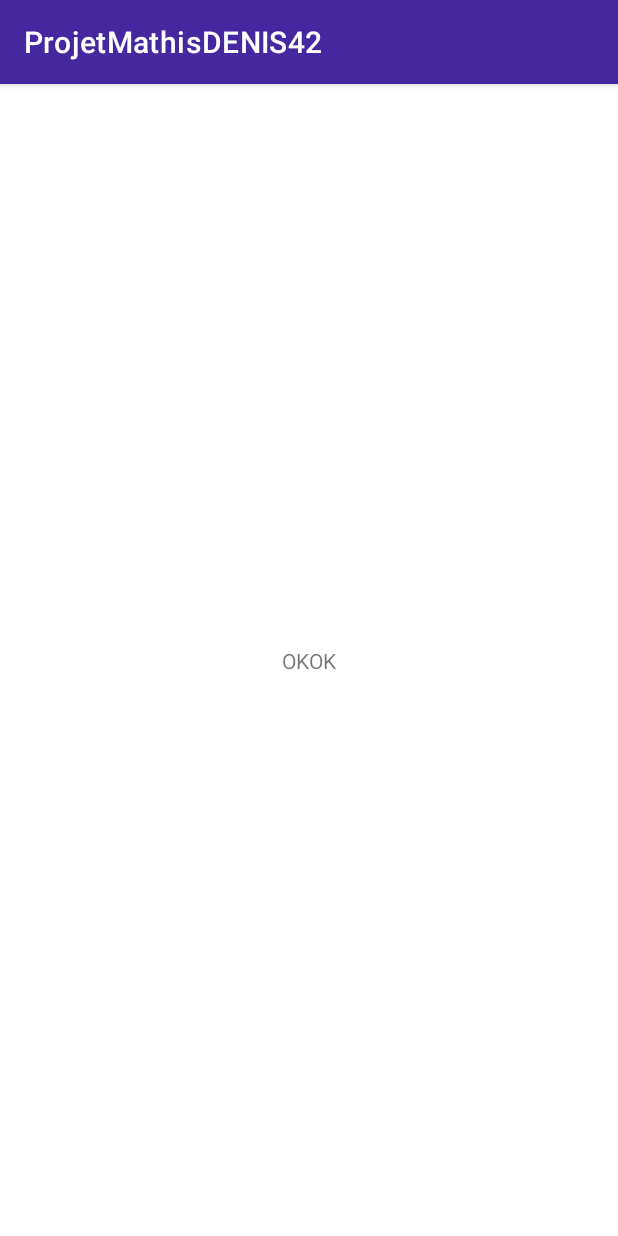
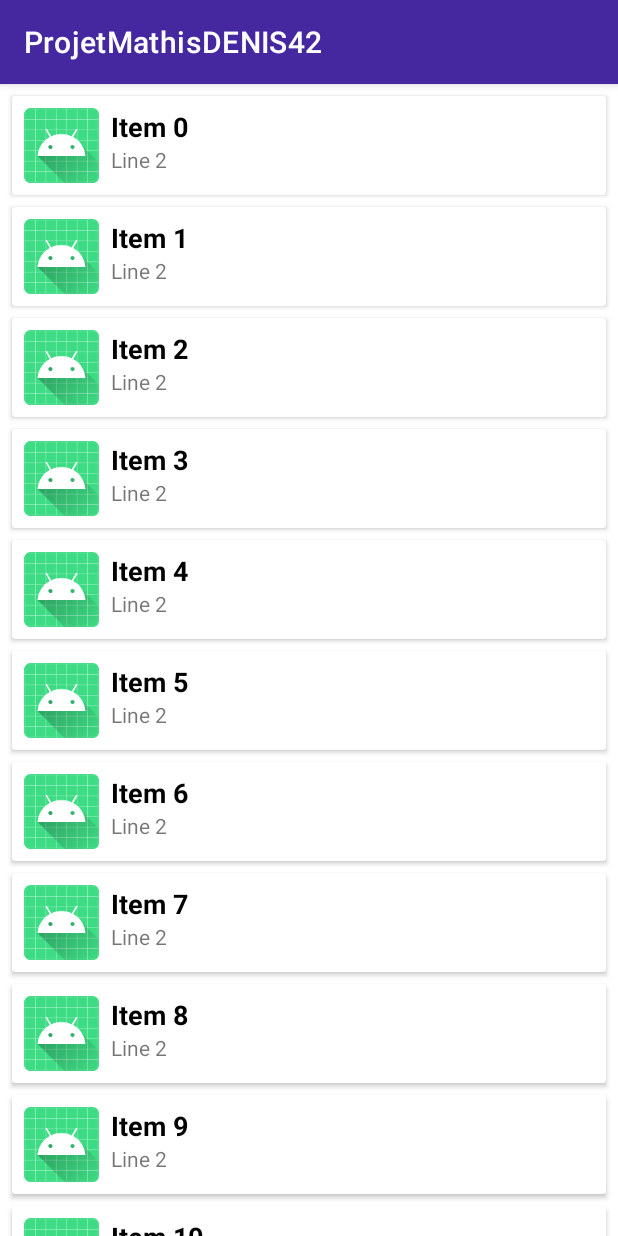
Before and after one commit to MathisDENIS/ProjetMathisDENIS42, an Android app: the ListActivity screen opened directly, with no data from a screen before it, on a phone screen of 412 x 824 dp. Run offline under Robolectric (Android 15) with nearby library versions, the phone set to English and light mode, and no system bars.

Commit message:
Ajout de RecyclerView

```diff
--- a/app/build.gradle
+++ b/app/build.gradle
@@ -64,9 +64,10 @@ dependencies {
     androidTestImplementation 'androidx.test.ext:junit:1.1.2'
     androidTestImplementation 'androidx.test.espresso:espresso-core:3.3.0'
 
-
     implementation "androidx.recyclerview:recyclerview:1.1.0"
     implementation 'androidx.swiperefreshlayout:swiperefreshlayout:1.0.0'
+
+    implementation "androidx.cardview:cardview:1.0.0"
 
     implementation 'com.squareup.retrofit2:retrofit:2.6.0'
     implementation 'com.squareup.retrofit2:converter-gson:2.6.0'
--- a/app/src/main/AndroidManifest.xml
+++ b/app/src/main/AndroidManifest.xml
@@ -10,7 +10,8 @@
         android:roundIcon="@mipmap/ic_launcher_round"
         android:supportsRtl="true"
         android:theme="@style/AppTheme">
-        <activity android:name=".presentation.main.DetailActivity"></activity>
+        <activity android:name=".presentation.main.ListAdapter"></activity>
+        <activity android:name=".presentation.main.DetailActivity" />
         <activity android:name=".presentation.main.ListActivity" />
         <activity android:name=".presentation.main.MainActivity">
             <intent-filter>
--- /dev/null
+++ b/app/src/main/java/com/example/projetmathisdenis42/presentation/main/ExempleItem.kt
@@ -0,0 +1,2 @@
+package com.example.projetmathisdenis42.presentation.main
+data class ExampleItem(val imageResource: Int, val text1: String, val text2: String)
--- a/app/src/main/java/com/example/projetmathisdenis42/presentation/main/ListActivity.kt
+++ b/app/src/main/java/com/example/projetmathisdenis42/presentation/main/ListActivity.kt
@@ -1,74 +1,32 @@
 package com.example.projetmathisdenis42.presentation.main
 
 
-
+import androidx.appcompat.app.AppCompatActivity
 import android.os.Bundle
-import androidx.appcompat.app.AppCompatActivity
+import androidx.recyclerview.widget.LinearLayoutManager
 import com.example.projetmathisdenis42.R
-//import com.example.projetmathisdenis42.presentation.controller.MainController
-
+import kotlinx.android.synthetic.main.activity_list.*
 
 class ListActivity : AppCompatActivity() {
     override fun onCreate(savedInstanceState: Bundle?) {
         super.onCreate(savedInstanceState)
         setContentView(R.layout.activity_list)
-
+        val exampleList = generateDummyList(500)
+        recycler_view.adapter = ListAdapter(exampleList)
+        recycler_view.layoutManager = LinearLayoutManager(this)
+        recycler_view.setHasFixedSize(true)
+    }
+    private fun generateDummyList(size: Int): List<ExampleItem> {
+        val list = ArrayList<ExampleItem>()
+        for (i in 0 until size) {
+            val drawable = when (i % 3) {
+                0 -> R.mipmap.ic_launcher
+                1 -> R.mipmap.ic_launcher
+                else -> R.mipmap.ic_launcher
+            }
+            val item = ExampleItem(drawable, "Item $i", "Line 2")
+            list += item
+        }
+        return list
     }
 }
-
-    /*private var recyclerView: RecyclerView? = null
-    private var mAdapter: ListAdapter? = null
-    private var layoutManager: RecyclerView.LayoutManager? = null
-    private val mySwipeRefreshLayout: SwipeRefreshLayout? = null
-
-    private var controller: MainController? = null
-
-    override fun onCreate(savedInstanceState: Bundle?) {
-        super.onCreate(savedInstanceState)
-        setContentView(R.layout.activity_list)
-        controller = MainController(
-            ListActivity(),
-            Singletons.getgson(),
-            Singletons.getSharedPreferences(applicationContext)!!
-        )
-
-        controller!!.onStart()
-        val toolbar = findViewById<Toolbar>(R.id.toolbar)
-        setSupportActionBar(toolbar)
-    }
-
-    fun showList(acList: List<PaysAmeriqueCentrale?>?) {
-        recyclerView = findViewById<View>(R.id.recycler_view) as RecyclerView
-        recyclerView!!.setHasFixedSize(true)
-        layoutManager = LinearLayoutManager(this)
-        recyclerView!!.layoutManager = layoutManager
-        mAdapter = ListAdapter(acList, object : OnItemClickListener() {
-            fun onItemClick(item: PaysAmeriqueCentrale?) {
-                controller.OnItemClick(item)
-            }
-        })
-        recyclerView!!.adapter = mAdapter
-    }
-
-    override fun onOptionsItemSelected(item: MenuItem): Boolean {
-        val id = item.itemId
-        return if (id == R.id.action_settings) {
-            true
-        } else super.onOptionsItemSelected(item)
-    }
-
-    fun showError() {
-        Toast.makeText(applicationContext, "API ERROR", Toast.LENGTH_SHORT).show()
-    }
-
-    /*fun navigateDetails(paysAmeriqueCentrale: PaysAmeriqueCentrale?) {
-        val myIntent = Intent(this@ListActivity, DetailActivity::class.java)
-        myIntent.putExtra(
-            "paysAmeriqueCentraleKey",
-            Singletons.gson?.toJson(paysAmeriqueCentrale)
-        )
-        this@ListActivity.startActivity(myIntent)
-    }*/
-
-
-}*/
--- /dev/null
+++ b/app/src/main/java/com/example/projetmathisdenis42/presentation/main/ListAdapter.kt
@@ -0,0 +1,33 @@
+package com.example.projetmathisdenis42.presentation.main
+
+
+import android.view.LayoutInflater
+import android.view.View
+import android.view.ViewGroup
+import android.widget.ImageView
+import android.widget.TextView
+import androidx.recyclerview.widget.RecyclerView
+import com.example.projetmathisdenis42.R
+import kotlinx.android.synthetic.main.row_layout.view.*
+
+class ListAdapter(private val exampleList: List<ExampleItem>) : RecyclerView.Adapter<ListAdapter.ExampleViewHolder>() {
+
+    override fun onCreateViewHolder(parent: ViewGroup, viewType: Int): ExampleViewHolder {
+        val itemView = LayoutInflater.from(parent.context).inflate(
+            R.layout.row_layout,
+            parent, false)
+        return ExampleViewHolder(itemView)
+    }
+    override fun onBindViewHolder(holder: ExampleViewHolder, position: Int) {
+        val currentItem = exampleList[position]
+        holder.imageView.setImageResource(currentItem.imageResource)
+        holder.textView1.text = currentItem.text1
+        holder.textView2.text = currentItem.text2
+    }
+    override fun getItemCount() = exampleList.size
+    class ExampleViewHolder(itemView: View) : RecyclerView.ViewHolder(itemView) {
+        val imageView: ImageView = itemView.image_view
+        val textView1: TextView = itemView.text_view_1
+        val textView2: TextView = itemView.text_view_2
+    }
+}
--- /dev/null
+++ b/app/src/main/java/com/example/projetmathisdenis42/presentation/model/RestPaysAcResponse.kt
@@ -0,0 +1,6 @@
+/*package com.example.projetmathisdenis42.presentation.model
+
+class RestPaysAcResponse {
+    val results: List<PaysAmeriqueCentrale>? = null
+
+}*/
--- a/app/src/main/res/layout/activity_list.xml
+++ b/app/src/main/res/layout/activity_list.xml
@@ -1,18 +1,15 @@
 <?xml version="1.0" encoding="utf-8"?>
-<androidx.constraintlayout.widget.ConstraintLayout xmlns:android="http://schemas.android.com/apk/res/android"
-    xmlns:app="http://schemas.android.com/apk/res-auto"
+<RelativeLayout xmlns:android="http://schemas.android.com/apk/res/android"
     xmlns:tools="http://schemas.android.com/tools"
     android:layout_width="match_parent"
     android:layout_height="match_parent"
     tools:context=".presentation.main.ListActivity">
 
-    <TextView
-        android:id="@+id/textView"
-        android:layout_width="wrap_content"
-        android:layout_height="wrap_content"
-        android:text="OKOK"
-        app:layout_constraintBottom_toBottomOf="parent"
-        app:layout_constraintEnd_toEndOf="parent"
-        app:layout_constraintStart_toStartOf="parent"
-        app:layout_constraintTop_toTopOf="parent" />
-</androidx.constraintlayout.widget.ConstraintLayout>
+    <androidx.recyclerview.widget.RecyclerView
+        android:id="@+id/recycler_view"
+        android:layout_width="match_parent"
+        android:layout_height="match_parent"
+        android:clipToPadding="false"
+        android:padding="4dp"
+        tools:listitem="@layout/row_layout" />
+</RelativeLayout>
--- /dev/null
+++ b/app/src/main/res/layout/row_layout.xml
@@ -0,0 +1,33 @@
+<?xml version="1.0" encoding="utf-8"?>
+<androidx.cardview.widget.CardView xmlns:android="http://schemas.android.com/apk/res/android"
+    android:layout_width="match_parent"
+    android:layout_height="wrap_content"
+    android:layout_margin="4dp">
+    <RelativeLayout
+        android:layout_width="match_parent"
+        android:layout_height="match_parent"
+        android:padding="8dp">
+        <ImageView
+            android:id="@+id/image_view"
+            android:layout_width="50dp"
+            android:layout_height="50dp"
+            android:layout_marginEnd="8dp"
+            android:src="@mipmap/ic_launcher" />
+        <TextView
+            android:id="@+id/text_view_1"
+            android:layout_width="wrap_content"
+            android:layout_height="wrap_content"
+            android:layout_toEndOf="@id/image_view"
+            android:text="Line 1"
+            android:textColor="@android:color/black"
+            android:textSize="18sp"
+            android:textStyle="bold" />
+        <TextView
+            android:id="@+id/text_view_2"
+            android:layout_width="wrap_content"
+            android:layout_height="wrap_content"
+            android:layout_below="@id/text_view_1"
+            android:layout_toEndOf="@id/image_view"
+            android:text="Line 2" />
+    </RelativeLayout>
+</androidx.cardview.widget.CardView>
```
Also changed, not shown: app/src/main/java/com/example/projetmathisdenis42/data/acAPI.kt (added, +10 -0 lines), app/src/main/java/com/example/projetmathisdenis42/presentation/model/PaysAmeriqueCentrale.kt (added, +13 -0 lines).
